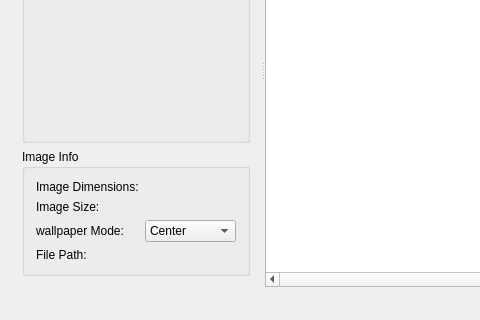
Above: wpchanger_app/src/qt/mainwindow.ui from VioletGiraffe/desktop-wallpaper-switcher before the change; both pictures show x 0 to 480 and y 206 to 526 of the 816 by 526 pixel window. Below: the same form after it.
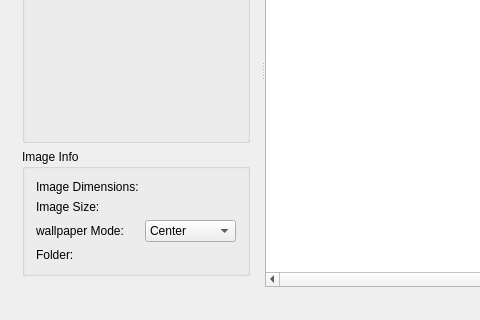
That is the form after the change. Icons and pictures are not drawn. Custom widgets are drawn as their Qt base class.

What changed in the file:
```diff
--- a/wpchanger_app/src/qt/mainwindow.ui
+++ b/wpchanger_app/src/qt/mainwindow.ui
@@ -173,7 +173,7 @@
                 </sizepolicy>
                </property>
                <property name="text">
-                <string>File Path:</string>
+                <string>Folder:</string>
                </property>
               </widget>
              </item>
```
Left out of the diff: 17 changed lines with no effect on the pictures.
